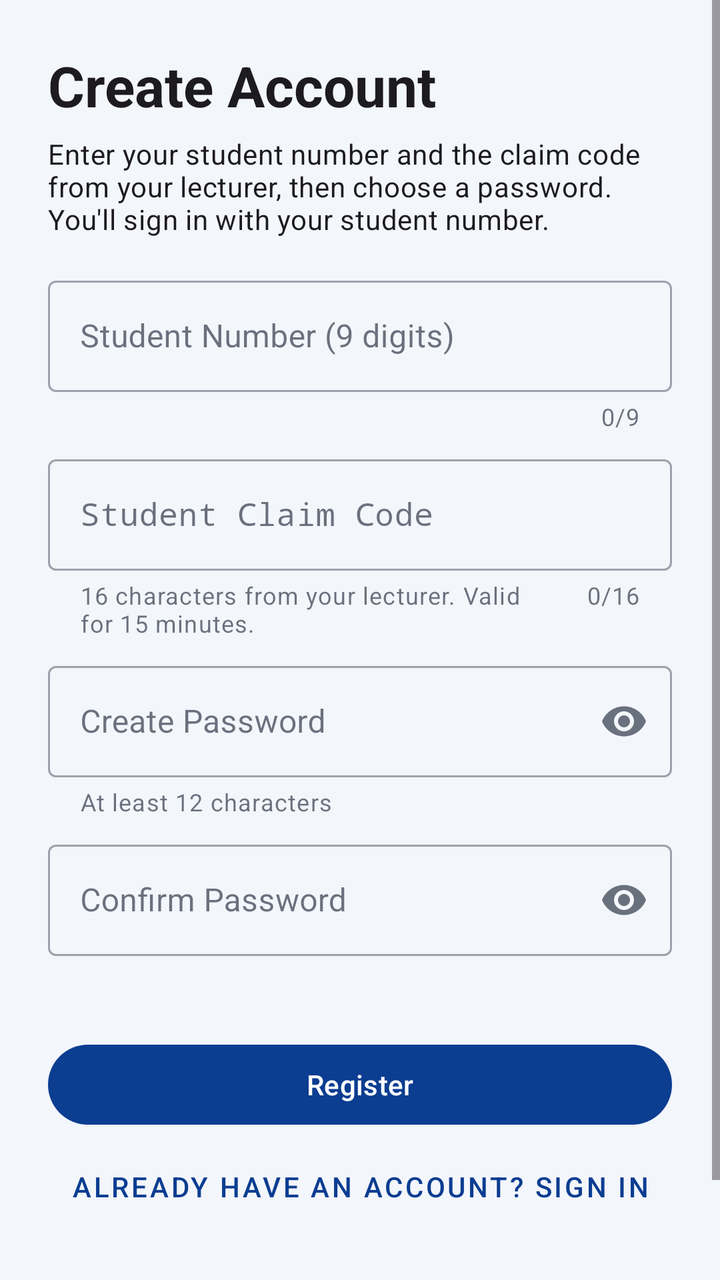
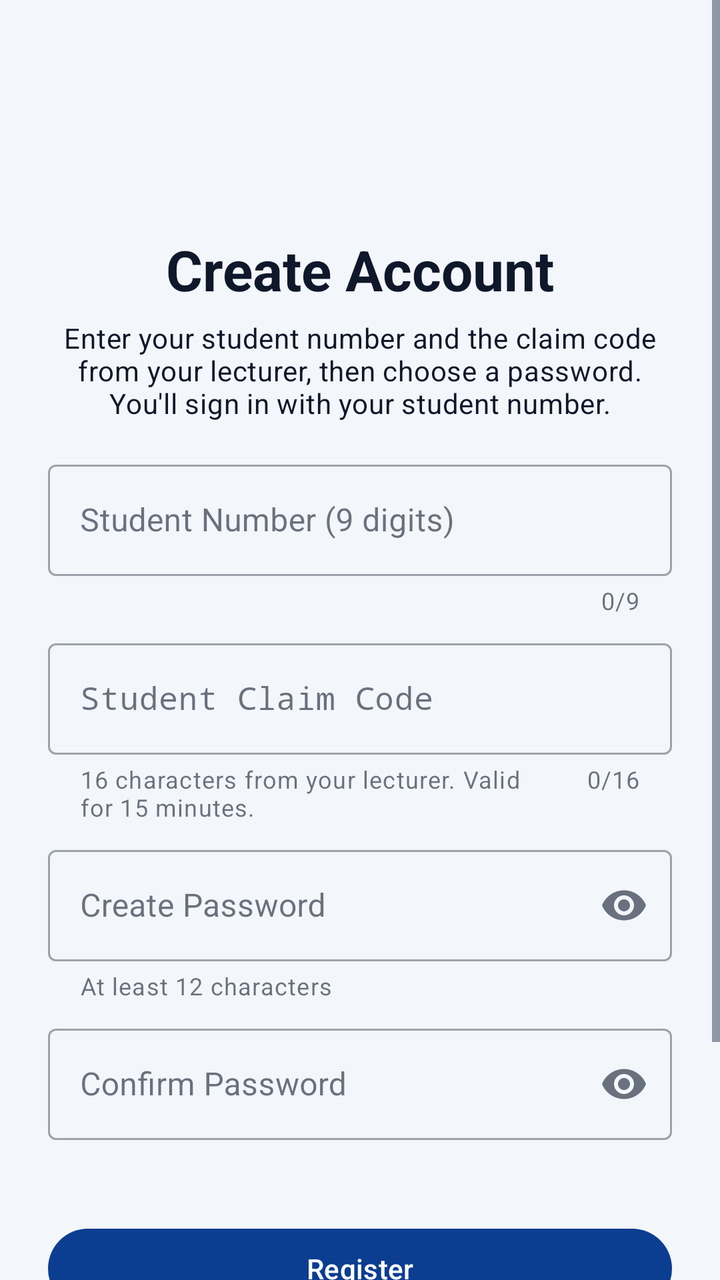

An Android layout rendered at two revisions. The XML below is the earlier revision; the diff shows what the commit changed to produce the second picture.
<!-- AndroidManifest.xml: application theme Theme.MUStudentSync -->
<!-- res/layout/activity_register.xml -->
<ScrollView xmlns:android="http://schemas.android.com/apk/res/android"
    xmlns:app="http://schemas.android.com/apk/res-auto"
    xmlns:tools="http://schemas.android.com/tools"
    android:id="@+id/scrollViewRegister"
    android:layout_width="match_parent"
    android:layout_height="match_parent"
    android:fillViewport="true"
    android:fitsSystemWindows="true"
    android:background="?android:attr/colorBackground">

    <androidx.constraintlayout.widget.ConstraintLayout
        android:layout_width="match_parent"
        android:layout_height="wrap_content"
        android:padding="24dp">

        <TextView
            android:id="@+id/tvRegisterTitle"
            android:layout_width="0dp"
            android:layout_height="wrap_content"
            android:text="@string/title_register"
            android:textAppearance="?attr/textAppearanceHeadlineMedium"
            android:textStyle="bold"
            android:contentDescription="@string/title_register"
            app:layout_constraintTop_toTopOf="parent"
            app:layout_constraintStart_toStartOf="parent"
            app:layout_constraintEnd_toEndOf="parent" />

        <TextView
            android:id="@+id/tvRegisterSubtitle"
            android:layout_width="0dp"
            android:layout_height="wrap_content"
            android:layout_marginTop="6dp"
            android:text="@string/desc_register_subtitle"
            android:textAppearance="?attr/textAppearanceBodyMedium"
            app:layout_constraintTop_toBottomOf="@id/tvRegisterTitle"
            app:layout_constraintStart_toStartOf="parent"
            app:layout_constraintEnd_toEndOf="parent" />

        
        <com.google.android.material.card.MaterialCardView
            android:id="@+id/cardOfflineDraftBanner"
            android:layout_width="0dp"
            android:layout_height="wrap_content"
            android:layout_marginTop="16dp"
            android:visibility="gone"
            tools:visibility="visible"
            app:cardBackgroundColor="?attr/colorTertiaryContainer"
            app:cardCornerRadius="8dp"
            app:strokeWidth="0dp"
            app:layout_constraintTop_toBottomOf="@id/tvRegisterSubtitle"
            app:layout_constraintStart_toStartOf="parent"
            app:layout_constraintEnd_toEndOf="parent">

            <TextView
                android:id="@+id/tvOfflineBannerText"
                android:layout_width="match_parent"
                android:layout_height="wrap_content"
                android:padding="12dp"
                android:text="@string/status_offline_draft"
                android:textAppearance="?attr/textAppearanceBodySmall"
                android:textColor="?attr/colorOnTertiaryContainer"
                android:drawableStart="@android:drawable/stat_sys_warning"
                android:drawablePadding="8dp" />
        </com.google.android.material.card.MaterialCardView>

        
        <com.google.android.material.textfield.TextInputLayout
            android:id="@+id/tilStudentNumber"
            style="@style/Widget.MaterialComponents.TextInputLayout.OutlinedBox"
            android:layout_width="0dp"
            android:layout_height="wrap_content"
            android:layout_marginTop="16dp"
            android:hint="@string/label_student_number"
            app:counterEnabled="true"
            app:counterMaxLength="9"
            app:errorEnabled="true"
            app:layout_constraintTop_toBottomOf="@id/cardOfflineDraftBanner"
            app:layout_constraintStart_toStartOf="parent"
            app:layout_constraintEnd_toEndOf="parent">

            <com.google.android.material.textfield.TextInputEditText
                android:id="@+id/etStudentNumber"
                android:layout_width="match_parent"
                android:layout_height="wrap_content"
                android:minHeight="48dp"
                android:inputType="number"
                android:maxLength="9"
                android:digits="0123456789"
                android:contentDescription="@string/label_student_number" />
        </com.google.android.material.textfield.TextInputLayout>

        
        <com.google.android.material.textfield.TextInputLayout
            android:id="@+id/tilClaimCode"
            style="@style/Widget.MaterialComponents.TextInputLayout.OutlinedBox"
            android:layout_width="0dp"
            android:layout_height="wrap_content"
            android:layout_marginTop="8dp"
            android:hint="@string/label_claim_code"
            app:helperText="@string/helper_claim_code"
            app:counterEnabled="true"
            app:counterMaxLength="16"
            app:errorEnabled="true"
            app:layout_constraintTop_toBottomOf="@id/tilStudentNumber"
            app:layout_constraintStart_toStartOf="parent"
            app:layout_constraintEnd_toEndOf="parent">

            <com.google.android.material.textfield.TextInputEditText
                android:id="@+id/etClaimCode"
                android:layout_width="match_parent"
                android:layout_height="wrap_content"
                android:minHeight="48dp"
                android:maxLength="16"
                android:inputType="textCapCharacters|textNoSuggestions"
                android:fontFamily="monospace"
                android:contentDescription="@string/label_claim_code" />
        </com.google.android.material.textfield.TextInputLayout>

        
        <com.google.android.material.textfield.TextInputLayout
            android:id="@+id/tilPassword"
            style="@style/Widget.MaterialComponents.TextInputLayout.OutlinedBox"
            android:layout_width="0dp"
            android:layout_height="wrap_content"
            android:layout_marginTop="8dp"
            android:hint="@string/label_new_password"
            app:helperText="@string/helper_password"
            app:endIconMode="password_toggle"
            app:errorEnabled="true"
            app:layout_constraintTop_toBottomOf="@id/tilClaimCode"
            app:layout_constraintStart_toStartOf="parent"
            app:layout_constraintEnd_toEndOf="parent">

            <com.google.android.material.textfield.TextInputEditText
                android:id="@+id/etPassword"
                android:layout_width="match_parent"
                android:layout_height="wrap_content"
                android:minHeight="48dp"
                android:inputType="textPassword"
                android:contentDescription="@string/label_new_password" />
        </com.google.android.material.textfield.TextInputLayout>

        
        <com.google.android.material.textfield.TextInputLayout
            android:id="@+id/tilConfirmPassword"
            style="@style/Widget.MaterialComponents.TextInputLayout.OutlinedBox"
            android:layout_width="0dp"
            android:layout_height="wrap_content"
            android:layout_marginTop="8dp"
            android:hint="@string/label_confirm_password"
            app:endIconMode="password_toggle"
            app:errorEnabled="true"
            app:layout_constraintTop_toBottomOf="@id/tilPassword"
            app:layout_constraintStart_toStartOf="parent"
            app:layout_constraintEnd_toEndOf="parent">

            <com.google.android.material.textfield.TextInputEditText
                android:id="@+id/etConfirmPassword"
                android:layout_width="match_parent"
                android:layout_height="wrap_content"
                android:minHeight="48dp"
                android:inputType="textPassword"
                android:contentDescription="@string/label_confirm_password" />
        </com.google.android.material.textfield.TextInputLayout>

        
        <com.google.android.material.button.MaterialButton
            android:id="@+id/btnRegister"
            android:layout_width="0dp"
            android:layout_height="wrap_content"
            android:layout_marginTop="20dp"
            android:minHeight="48dp"
            android:text="@string/btn_register"
            app:layout_constraintTop_toBottomOf="@id/tilConfirmPassword"
            app:layout_constraintStart_toStartOf="parent"
            app:layout_constraintEnd_toEndOf="parent" />

        
        <com.google.android.material.button.MaterialButton
            android:id="@+id/btnGoToSignIn"
            style="@style/Widget.MaterialComponents.Button.TextButton"
            android:layout_width="wrap_content"
            android:layout_height="wrap_content"
            android:layout_marginTop="5dp"
            android:contentDescription="@string/link_to_login"
            android:minHeight="18dp"
            android:text="@string/link_to_login"
            app:layout_constraintBottom_toBottomOf="parent"
            app:layout_constraintEnd_toEndOf="parent"
            app:layout_constraintHorizontal_bias="0.491"
            app:layout_constraintStart_toStartOf="parent"
            app:layout_constraintTop_toBottomOf="@id/btnRegister"
            app:layout_constraintVertical_bias="0.04" />

        <com.google.android.material.button.MaterialButton
            android:id="@+id/btnRegisterAsLecturer"
            style="@style/Widget.Material3.Button.TextButton"
            android:layout_width="0dp"
            android:layout_height="48dp"
            android:layout_marginTop="56dp"
            android:text="@string/switch_to_lecturer_reg"
            app:layout_constraintEnd_toEndOf="parent"
            app:layout_constraintHorizontal_bias="0.0"
            app:layout_constraintStart_toStartOf="parent"
            app:layout_constraintTop_toBottomOf="@id/btnRegister" />

    </androidx.constraintlayout.widget.ConstraintLayout>
</ScrollView>
<!-- resources referenced by this layout -->
<resources>
  <string name="btn_register">Register</string>
  <string name="desc_register_subtitle">Enter your student number and the claim code from your lecturer, then choose a password. You\'ll sign in with your student number.</string>
  <string name="helper_claim_code">16 characters from your lecturer. Valid for 15 minutes.</string>
  <string name="helper_password">At least 12 characters</string>
  <string name="label_claim_code">Student Claim Code</string>
  <string name="label_confirm_password">Confirm Password</string>
  <string name="label_new_password">Create Password</string>
  <string name="label_student_number">Student Number (9 digits)</string>
  <string name="link_to_login">Already have an account? Sign in</string>
  <string name="status_offline_draft">Saved as draft — will verify when online</string>
  <string name="switch_to_lecturer_reg">Register as a Lecturer instead</string>
  <string name="title_register">Create Account</string>
  <style name="Theme.MUStudentSync" parent="Base.Theme.MUStudentSync" />
  <style name="Base.Theme.MUStudentSync" parent="Theme.Material3.DayNight.NoActionBar">
          <item name="colorPrimary">@color/campus_primary</item>
          <item name="colorOnPrimary">@color/campus_on_primary</item>
          <item name="colorPrimaryContainer">@color/campus_tile</item>
          <item name="colorOnPrimaryContainer">@color/campus_navy</item>
          <item name="colorSecondary">@color/campus_blue</item>
          <item name="colorSecondaryContainer">@color/campus_tile</item>
          <item name="colorOnSecondaryContainer">@color/campus_navy</item>
          <item name="colorSurface">@color/campus_card</item>
          <item name="colorOnSurface">@color/campus_text</item>
          <item name="colorOnSurfaceVariant">@color/campus_muted</item>
          <item name="colorOutline">@color/campus_line</item>
          <item name="colorError">@color/campus_full</item>
          <item name="android:colorBackground">@color/campus_ground</item>
          <item name="colorOnBackground">@color/campus_text</item>
          
          <item name="android:windowBackground">@color/campus_ground</item>
      </style>
  <color name="campus_primary">#0B3D91</color>
  <color name="campus_on_primary">#FFFFFF</color>
  <color name="campus_tile">#E5EDFB</color>
  <color name="campus_navy">#0B3D91</color>
  <color name="campus_blue">#1F5FD1</color>
  <color name="campus_card">#FFFFFF</color>
  <color name="campus_text">#0F172A</color>
  <color name="campus_muted">#475569</color>
  <color name="campus_line">#E2E8F0</color>
  <color name="campus_full">#B42318</color>
  <color name="campus_ground">#F3F6FB</color>
</resources>

<!-- the commit's change to res/layout/activity_register.xml (unified diff, before → after) -->
@@ -13,15 +13,28 @@
         android:layout_height="wrap_content"
         android:padding="24dp">
 
+        
+        <ImageView
+            android:id="@+id/imgRegisterLogo"
+            android:layout_width="80dp"
+            android:layout_height="80dp"
+            android:contentDescription="@string/app_logo_description"
+            android:src="@mipmap/ic_launcher_round"
+            app:layout_constraintTop_toTopOf="parent"
+            app:layout_constraintStart_toStartOf="parent"
+            app:layout_constraintEnd_toEndOf="parent" />
+
         <TextView
             android:id="@+id/tvRegisterTitle"
             android:layout_width="0dp"
             android:layout_height="wrap_content"
+            android:layout_marginTop="12dp"
+            android:gravity="center"
             android:text="@string/title_register"
             android:textAppearance="?attr/textAppearanceHeadlineMedium"
             android:textStyle="bold"
             android:contentDescription="@string/title_register"
-            app:layout_constraintTop_toTopOf="parent"
+            app:layout_constraintTop_toBottomOf="@id/imgRegisterLogo"
             app:layout_constraintStart_toStartOf="parent"
             app:layout_constraintEnd_toEndOf="parent" />
 
@@ -30,6 +43,7 @@
             android:layout_width="0dp"
             android:layout_height="wrap_content"
             android:layout_marginTop="6dp"
+            android:gravity="center"
             android:text="@string/desc_register_subtitle"
             android:textAppearance="?attr/textAppearanceBodyMedium"
             app:layout_constraintTop_toBottomOf="@id/tvRegisterTitle"
<!-- resource entries referenced after the edit -->
@@ -1,5 +1,13 @@
 <!-- resources referenced by this layout -->
 <resources>
+  <!-- mipmap ic_launcher_round (mipmap-anydpi-v26) -->
+  <?xml version="1.0" encoding="utf-8"?>
+  <adaptive-icon xmlns:android="http://schemas.android.com/apk/res/android">
+      <background android:drawable="@color/ic_launcher_background"/>
+      <foreground android:drawable="@mipmap/ic_launcher_foreground"/>
+      <monochrome android:drawable="@mipmap/ic_launcher_foreground"/>
+  </adaptive-icon>
+  <string name="app_logo_description">MUStudentSync logo</string>
   <string name="btn_register">Register</string>
   <string name="desc_register_subtitle">Enter your student number and the claim code from your lecturer, then choose a password. You\'ll sign in with your student number.</string>
   <string name="helper_claim_code">16 characters from your lecturer. Valid for 15 minutes.</string>
@@ -13,6 +21,7 @@
   <string name="switch_to_lecturer_reg">Register as a Lecturer instead</string>
   <string name="title_register">Create Account</string>
   <style name="Theme.MUStudentSync" parent="Base.Theme.MUStudentSync" />
+  <color name="ic_launcher_background">#04103D</color>
   <style name="Base.Theme.MUStudentSync" parent="Theme.Material3.DayNight.NoActionBar">
           <item name="colorPrimary">@color/campus_primary</item>
           <item name="colorOnPrimary">@color/campus_on_primary</item>
@@ -29,6 +38,10 @@
           <item name="android:colorBackground">@color/campus_ground</item>
           <item name="colorOnBackground">@color/campus_text</item>
           
+          <item name="android:textColorPrimary">@color/campus_text</item>
+          <item name="android:textColorSecondary">@color/campus_muted</item>
+          <item name="android:textColorHint">@color/campus_muted</item>
+          
           <item name="android:windowBackground">@color/campus_ground</item>
       </style>
   <color name="campus_primary">#0B3D91</color>
@@ -38,8 +51,8 @@
   <color name="campus_blue">#1F5FD1</color>
   <color name="campus_card">#FFFFFF</color>
   <color name="campus_text">#0F172A</color>
-  <color name="campus_muted">#475569</color>
-  <color name="campus_line">#E2E8F0</color>
+  <color name="campus_muted">#334155</color>
+  <color name="campus_line">#CBD5E1</color>
   <color name="campus_full">#B42318</color>
   <color name="campus_ground">#F3F6FB</color>
 </resources>
